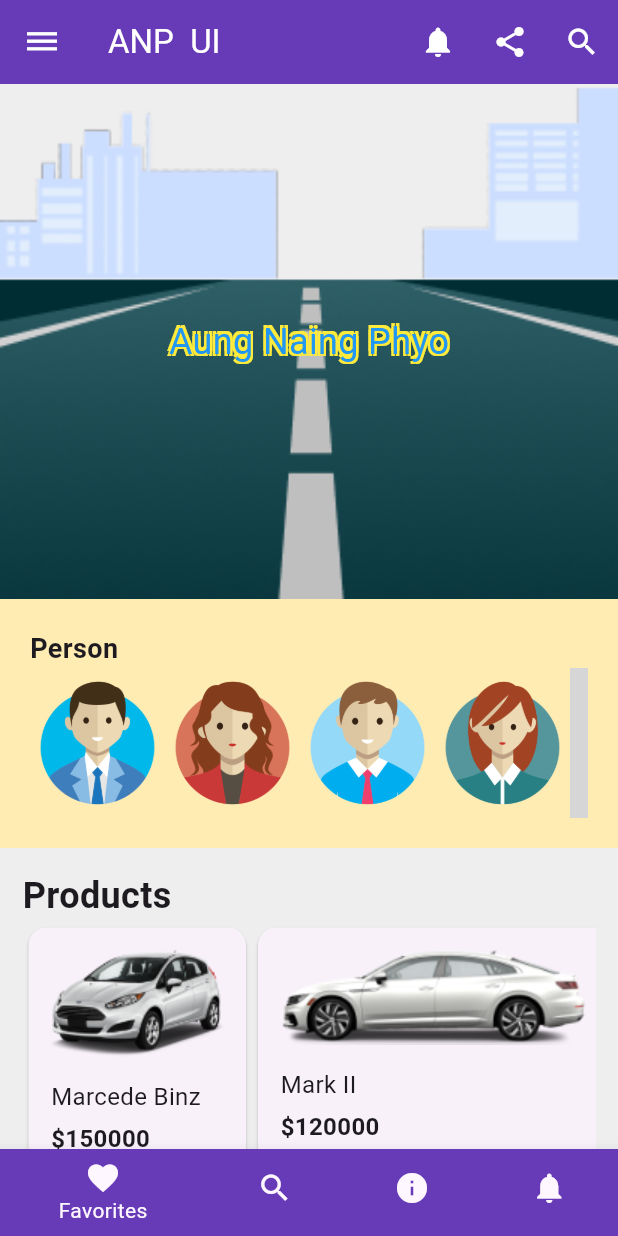
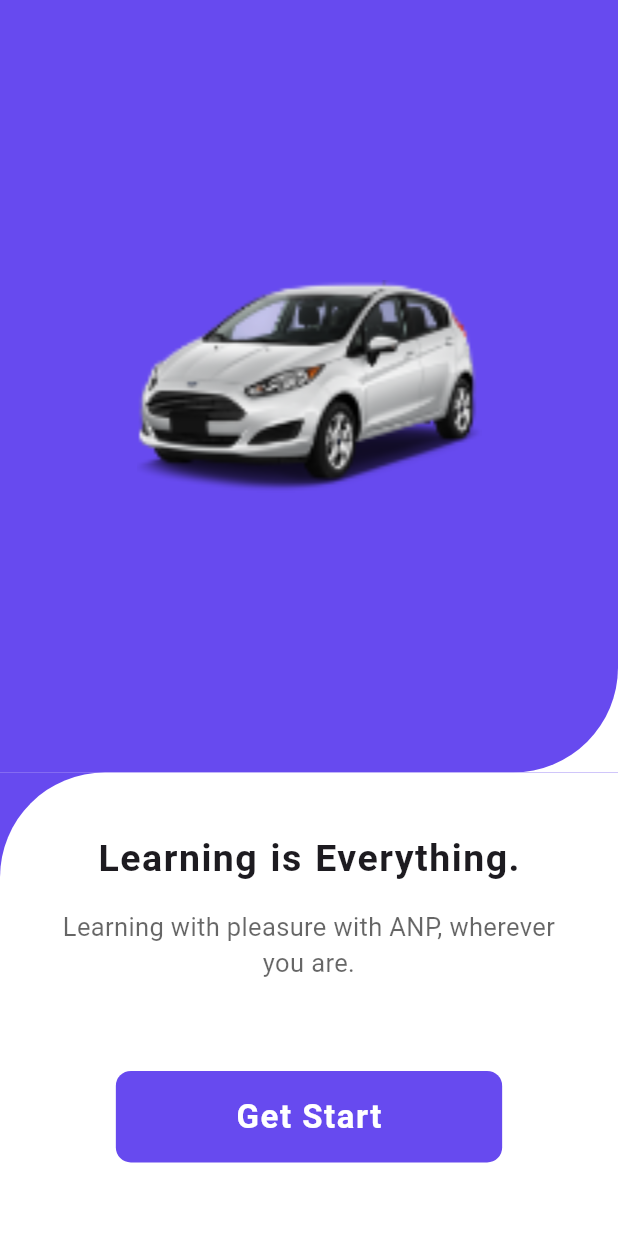
Before and after one commit to AungNaingPhyo2006/shwe_kabaw, a Flutter app: the screen it shows after launch, on a phone screen of 412 x 824 dp. Run offline on Flutter 3.47's test engine with Material 3 defaults, Android fonts, the phone set to English and light mode, and no system bars; our stand-ins replace dio, pretty_dio_logger, retrofit; generated files the repository leaves out were written again; grey boxes are pictures that could not be loaded.

Commit message:
Modify Splash and Home Screen

```diff
--- a/analysis_options.yaml
+++ b/analysis_options.yaml
@@ -7,7 +7,8 @@
 
 # The following line activates a set of recommended lints for Flutter apps,
 # packages, and plugins designed to encourage good coding practices.
-include: package:flutter_lints/flutter.yaml
+# include: package:flutter_lints/flutter.yaml
+# comment above line to remove blue lines in code
 
 linter:
   # The lint rules applied to this project can be customized in the
--- a/lib/main.dart
+++ b/lib/main.dart
@@ -1,9 +1,12 @@
 import 'package:flutter/material.dart';
-import 'package:shwe_kabaw/views/main_page.dart';
+import 'package:shwe_kabaw/network/api_service.dart';
+import 'package:provider/provider.dart';
+import 'package:shwe_kabaw/views/welcome_screen.dart';
 
 void main() {
   runApp(const MyApp());
 }
+
 
 class MyApp extends StatelessWidget {
   const MyApp({super.key});
@@ -11,16 +14,16 @@ class MyApp extends StatelessWidget {
   // This widget is the root of your application.
   @override
   Widget build(BuildContext context) {
-    return MaterialApp(
-      title: 'Aung Naing Phyo',
+    return Provider(
+      create: (context) => ApiService.create(),
+      child :MaterialApp(
       debugShowCheckedModeBanner: false,
       theme: ThemeData(
-        primarySwatch: Colors.deepPurple,
-        canvasColor: Colors.deepPurple,
-        colorScheme: ColorScheme.fromSeed(seedColor: Colors.deepPurple),
-        useMaterial3: true,
+        scaffoldBackgroundColor: Colors.white
       ),
-      home: const MainPage(),
+      home: const WelcomeScreen(),
+    )
     );
+
   }
 }
--- /dev/null
+++ b/lib/network/api_service.dart
@@ -0,0 +1,26 @@
+import 'package:dio/dio.dart';
+import 'package:pretty_dio_logger/pretty_dio_logger.dart';
+import 'package:retrofit/http.dart';
+import 'package:retrofit/retrofit.dart';
+import 'package:shwe_kabaw/network/model/task_model.dart';
+
+part 'api_service.g.dart';
+
+class Apis{
+  static const String photos = '/photos';
+}
+
+@RestApi(baseUrl: "https://jsonplaceholder.typicode.com/")
+
+abstract class ApiService{
+  factory ApiService(Dio dio, {String baseUrl}) = _ApiService;
+
+  static ApiService create() {
+    final dio = Dio();
+    dio.interceptors.add(PrettyDioLogger());
+    return ApiService(dio);
+  }
+
+  @GET(Apis.photos)
+  Future<List<TaskModel>> getTasks();
+}
--- /dev/null
+++ b/lib/network/model/task_model.dart
@@ -0,0 +1,31 @@
+import 'package:json_annotation/json_annotation.dart';
+
+part 'task_model.g.dart';
+// flutter pub run build_runner build
+@JsonSerializable()
+class TaskModel {
+ final int albumId;
+ final int id;
+ final String title;
+ final String url;
+ final String thumbnailUrl;
+
+ const TaskModel({
+    required this.albumId,
+    required this.id,
+    required this.title,
+    required this.url,
+    required this.thumbnailUrl
+  });
+
+  factory TaskModel.fromJson(Map<String,dynamic> json) {
+    return TaskModel(
+      id:json['id'],
+      albumId:json['albumId'],
+      title:json['title'],
+      url:json['url'],
+      thumbnailUrl: json['thumbnailUrl']);
+    }
+
+  // Map<String,dynamic> toJson () => TaskModelToJson(this);
+}
--- /dev/null
+++ b/lib/views/home_screen.dart
@@ -0,0 +1,46 @@
+import 'package:flutter/material.dart';
+
+class HomeScreen extends StatelessWidget {
+  const HomeScreen({super.key});
+
+  @override
+  Widget build(BuildContext context) {
+    return Scaffold(
+      body: ListView(
+        children: [
+          Container(
+            padding: EdgeInsets.only(top: 15, left: 15,right: 15,bottom: 10),
+            decoration: BoxDecoration(
+              color: Color(0xFF674AEF),
+              borderRadius: BorderRadius.only(
+                bottomLeft: Radius.circular(20),
+                bottomRight: Radius.circular(20)
+              )
+            ),
+            child: Column(
+              children: [
+                Row(
+                  mainAxisAlignment: MainAxisAlignment.spaceBetween,
+                  children: [
+                    Icon(Icons.dashboard,
+                    size: 30,
+                    color: Colors.white,),
+                     Icon(Icons.notifications,
+                    size: 30,
+                    color: Colors.white,)
+                  ],
+                ),
+                SizedBox(height: 20,),
+                Padding(padding: EdgeInsets.only(left: 3,bottom: 15),
+                child: Text("Hi ,Programmer", style: TextStyle(color:Colors.white,fontSize: 25, fontWeight: FontWeight.w600, letterSpacing: 1, wordSpacing: 1),),),
+
+              ],
+            ),
+          ),
+
+        ],
+      ),
+    );
+
+  }
+}
--- a/lib/views/main_page.dart
+++ /dev/null
@@ -1,101 +0,0 @@
-import "package:flutter/material.dart";
-import "package:shwe_kabaw/views/playGround/info_page.dart";
-import "package:shwe_kabaw/views/playGround/noti_page.dart";
-import "package:shwe_kabaw/views/playGround/page_one.dart";
-import "package:shwe_kabaw/views/playGround/search_page.dart";
-
-
-
-class MainPage extends StatefulWidget {
-  const MainPage({super.key});
-
-  @override
-  State<MainPage> createState() => _MainPageState();
-}
-
-class _MainPageState extends State<MainPage> {
-
- int _current = 0;
-
-  final List<Widget>_children = [
-    const PageOne(),
-    const SearchPage(),
-    const InfoPage(),
-    const  NotiPage()
-  ];
-
- void _onTabTapped (int index) {
-    setState(() {
-      _current = index;
-    });
- }
-
-  @override
-  Widget build(BuildContext context) {
-    return  Scaffold(
-      backgroundColor: Colors.blue[100],
-      appBar: AppBar(
-        backgroundColor: Colors.deepPurple,
-        leading: IconButton(
-          onPressed: () {
-            // ignore: avoid_print
-            print("Hello");
-          },
-          icon: const Icon(Icons.dehaze ,  color: Colors.white,),
-         ),
-        title: const Text("ANP  UI",
-        style: TextStyle(
-        color: Colors.white
-        )
-      ),
-        actions: [
-          IconButton(
-            onPressed: (){
-            // ignore: avoid_print
-            print(" I am Noti");
-          }, icon: const Icon(Icons.notifications , color: Colors.white,)
-          ),
-          IconButton(
-            onPressed: (){
-            // ignore: avoid_print
-            print("I am Share");
-          }, icon: const Icon(Icons.share , color: Colors.white,)
-          ),
-          IconButton(
-            onPressed: (){
-            // ignore: avoid_print
-            print("I am Search");
-          }, icon: const Icon(Icons.search , color: Colors.white,)
-          )
-        ],
-      ),
-
-      // body: const PageOne()
-      body: _children[_current],
-      bottomNavigationBar:  BottomNavigationBar(
-        currentIndex: _current,
-        onTap: _onTabTapped,
-        items:  const [
-           BottomNavigationBarItem(
-            icon:  Icon(Icons.favorite),
-            label: "Favorites",),
-
-            BottomNavigationBarItem(
-            icon:  Icon(Icons.search),
-            label: "Search",),
-
-            BottomNavigationBarItem(
-            icon:  Icon(Icons.info),
-            label: "Information",),
-
-            BottomNavigationBarItem(
-            icon:  Icon(Icons.notifications),
-            label: "Notification",),
-        ]
-      ),
-    );
-  }
-}
-
-// https://www.youtube.com/watch?v=IAkW-SdbLZQ&t=590s
-// 26:23
--- a/lib/views/playGround/info_page.dart
+++ /dev/null
@@ -1,10 +0,0 @@
-import 'package:flutter/material.dart';
-
-class InfoPage extends StatelessWidget {
-  const InfoPage({super.key});
-
-  @override
-  Widget build(BuildContext context) {
-    return const Center( child : Text("I am Info"));
-  }
-}
--- a/lib/views/playGround/noti_page.dart
+++ /dev/null
@@ -1,10 +0,0 @@
-import 'package:flutter/material.dart';
-
-class NotiPage extends StatelessWidget {
-  const NotiPage({super.key});
-
-  @override
-  Widget build(BuildContext context) {
-    return const Center(child:Text("I am Noti"));
-  }
-}
--- a/lib/views/playGround/page_one.dart
+++ /dev/null
@@ -1,194 +0,0 @@
-import 'package:flutter/material.dart';
-
-// class MyWidget extends StatefulWidget {
-//   const MyWidget({super.key});
-
-//   @override
-//   State<MyWidget> createState() => _PageOne();
-// }
-
-class PageOne extends StatelessWidget {
-  const PageOne({super.key});
-
-  @override
-  Widget build(BuildContext context) {
-    return  Container(
-      color:Colors.grey[200],
-      child:  ListView(
-        children:  [
-          const SizedBox(
-            width: double.infinity,
-            // child:  Image(image : AssetImage("assets/images/CityAndRoad.png", ) , fit: BoxFit.contain,),
-            child:  Stack(
-               alignment: Alignment.center,
-              children: [
-                Image(image : AssetImage("assets/images/CityAndRoad.png", ) , width: double.infinity, fit: BoxFit.cover,),
-                // Text("Aung Naing Phyo" , style:TextStyle( fontSize: 24, fontWeight: FontWeight.bold, color: Colors.white)),
-                Text("Aung Naing Phyo",
-                    style: TextStyle(
-                      inherit: true,
-                      fontSize: 24,
-                      color: Colors.blue,
-                      shadows: [
-                        Shadow( // bottomLeft
-                          offset: Offset(-1.5, -1.5),
-                          color: Colors.yellow
-                        ),
-                        Shadow( // bottomRight
-                          offset: Offset(1.5, -1.5),
-                          color: Colors.yellow
-                        ),
-                        Shadow( // topRight
-                          offset: Offset(1.5, 1.5),
-                          color: Colors.yellow
-                        ),
-                        Shadow( // topLeft
-                          offset: Offset(-1.5, 1.5),
-                          color: Colors.yellow
-                        ),
-                      ]
-                    ),
-                )
-
-              ],
-            )
-          ),
-            Container(
-            color: Colors.amber[100],
-            padding: const EdgeInsets.symmetric(vertical: 20 , horizontal: 20),
-            child:  Column(
-              crossAxisAlignment: CrossAxisAlignment.start,
-              children: [
-                const  Text('Person', style: TextStyle(fontSize: 18, fontWeight: FontWeight.bold),),
-                  SizedBox(
-                    height: 100, //အပေါ်မှာလည်း listView ရှိလို့ height ပါရမည်။
-                    child: ListView(
-                      scrollDirection: Axis.horizontal,
-                      children: const [
-                         Image(image: AssetImage("assets/icons/icon1.png"), width: 90, height:90),
-                         Image(image: AssetImage("assets/icons/icon2.png"),width: 90, height:90),
-                         Image(image: AssetImage("assets/icons/icon3.png"),width: 90, height:90),
-                         Image(image: AssetImage("assets/icons/icon4.png"),width: 90, height:90),
-                         Image(image: AssetImage("assets/icons/icon5.png"),width: 90, height:90),
-                      ],
-                    )
-                  )
-              ],
-            )
-
-          ),
-           Container(
-            padding: const EdgeInsets.all(15),
-            child : Column(
-              crossAxisAlignment: CrossAxisAlignment.start,
-              children: [
-               const Text("Products" , style: TextStyle( fontSize: 24, fontWeight: FontWeight.bold),),
-                SizedBox(
-                  height: 200,
-                  child: ListView(
-                    scrollDirection: Axis.horizontal,
-                    children: [
-                      Card(
-                        child: Container(
-                          // width:150,
-                          // height:100,
-                          // color: Colors.blue,
-                          padding :const EdgeInsets.all(15),
-                          child: const Column(
-                            crossAxisAlignment: CrossAxisAlignment.start,
-                            children: [
-                              Image(image: AssetImage("assets/images/Bitmap.png" , ),fit: BoxFit.fill, ),
-                              Padding(padding: EdgeInsets.only(top: 15),
-                               child: Text(
-                                "Marcede Binz",
-                                style: TextStyle(
-                                  fontSize: 16,
-                                ),
-                               ),
-                              ),
-                                Padding(padding: EdgeInsets.only(top: 5),
-                               child: Text(
-                                "\$150000",
-                                style: TextStyle(
-                                  fontSize: 16,
-                                  fontWeight: FontWeight.bold
-                                ),
-                               ),
-                              ),
-                              ]
-                          ),
-                        ),
-                      ),
-                      Card(
-                        child: Container(
-                          // width:150,
-                          // height:100,
-                          // color: Colors.blue,
-                          padding :const EdgeInsets.all(15),
-                          child: const Column(
-                            crossAxisAlignment: CrossAxisAlignment.start,
-                            children: [
-                              Image(image: AssetImage("assets/images/Normal.png" , ),fit: BoxFit.fill, ),
-                              Padding(padding: EdgeInsets.only(top: 15),
-                               child: Text(
-                                "Mark II",
-                                style: TextStyle(
-                                  fontSize: 16,
-                                ),
-                               ),
-                              ),
-                                Padding(padding: EdgeInsets.only(top: 5),
-                               child: Text(
-                                "\$120000",
-                                style: TextStyle(
-                                  fontSize: 16,
-                                  fontWeight: FontWeight.bold
-                                ),
-                               ),
-                              ),
-                              ]
-                          ),
-                        ),
-                      ),
-                      Card(
-                        child: Container(
-                          // width:150,
-                          // height:100,
-                          // color: Colors.blue,
-                          padding :const EdgeInsets.all(15),
-                          child: const Column(
-                            crossAxisAlignment: CrossAxisAlignment.start,
-                            children: [
-                              Image(image: AssetImage("assets/images/Family.png" , ),fit: BoxFit.fill, ),
-                              Padding(padding: EdgeInsets.only(top: 15),
-                               child: Text(
-                                "Range Rover",
-                                style: TextStyle(
-                                  fontSize: 16,
-                                ),
-                               ),
-                              ),
-                                Padding(padding: EdgeInsets.only(top: 5),
-                               child: Text(
-                                "\$110000",
-                                style: TextStyle(
-                                  fontSize: 16,
-                                  fontWeight: FontWeight.bold
-                                ),
-                               ),
-                              ),
-                              ]
-                          ),
-                        ),
-                      )
-                    ],
-                  ),
-                )
-              ],
-            )
-           )
-        ],
-      ),
-    );
-  }
-}
--- a/lib/views/playGround/search_page.dart
+++ /dev/null
@@ -1,15 +0,0 @@
-import 'package:flutter/material.dart';
-
-class SearchPage extends StatelessWidget {
-  const SearchPage({super.key});
-
-  @override
-  Widget build(BuildContext context) {
-    return Container(
-      color : Colors.grey[200],
-      child: const Center(
-      child: Text("I am Search"),
-    ),
-    );
-  }
-}
--- /dev/null
+++ b/lib/views/welcome_screen.dart
@@ -0,0 +1,129 @@
+import 'package:flutter/material.dart';
+import 'package:shwe_kabaw/views/home_screen.dart';
+import 'dart:async';
+
+class WelcomeScreen extends StatelessWidget {
+  const WelcomeScreen({Key? key}) : super(key: key);
+
+  @override
+  Widget build(BuildContext context) {
+    // <==========>
+     // Use a GlobalKey to access the Navigator state
+    final GlobalKey<NavigatorState> navigatorKey = GlobalKey<NavigatorState>();
+
+    // Function to navigate to HomeScreen after 5 seconds
+    void navigateToHomeScreen() {
+      Timer(Duration(seconds: 5), () {
+        navigatorKey.currentState?.pushReplacement(
+          MaterialPageRoute(builder: (context) => HomeScreen()),
+        );
+      });
+    }
+
+    // Call navigateToHomeScreen when the screen is built
+    WidgetsBinding.instance.addPostFrameCallback((_) {
+      navigateToHomeScreen();
+    });
+
+    //<==========>
+    return Material(
+      child: Container(
+        width: MediaQuery.of(context).size.width,
+        height: MediaQuery.of(context).size.height,
+        child: Stack(
+          children: [
+            Container(
+              width: MediaQuery.of(context).size.width,
+              height: MediaQuery.of(context).size.height / 1.6,
+              decoration: const BoxDecoration(
+                color: Colors.white,
+              ),
+            ),
+            Container(
+              width: MediaQuery.of(context).size.width,
+              height: MediaQuery.of(context).size.height / 1.6,
+              decoration: const BoxDecoration(
+                color: Color(0xff674AEF),
+                borderRadius: BorderRadius.only(
+                  bottomRight: Radius.circular(70),
+                ),
+              ),
+              child: Center(
+                child: Image.asset(
+                  "assets/images/car.png",
+                  scale: 0.5,
+                ),
+              ),
+            ),
+            Align(
+              alignment: Alignment.bottomCenter,
+              child: Container(
+                width: MediaQuery.of(context).size.width,
+                height: MediaQuery.of(context).size.height / 2.666,
+                decoration: const BoxDecoration(
+                  color: Color(0xff674AEF),
+                ),
+              ),
+            ),
+            Align(
+              alignment: Alignment.bottomCenter,
+              child: Container(
+                width: MediaQuery.of(context).size.width,
+                height: MediaQuery.of(context).size.height / 2.666,
+                padding: EdgeInsets.only(top: 40, bottom: 30),
+                decoration: const BoxDecoration(
+                  color: Colors.white,
+                  borderRadius: BorderRadius.only(
+                    topLeft: Radius.circular(70),
+                  ),
+                ),
+                child: Column(
+                  children: [
+                    Text(
+                      "Learning is Everything.",
+                      style: TextStyle(
+                        fontSize: 25,
+                        fontWeight: FontWeight.w600,
+                        letterSpacing: 1,
+                        wordSpacing: 1,
+                      ),
+                    ),
+                    SizedBox(height: 15,),
+                    Padding(padding: EdgeInsets.symmetric(horizontal: 40),
+                    child: Text("Learning with pleasure with ANP, wherever you are.",
+                    textAlign: TextAlign.center,
+                    style: TextStyle(fontSize: 17,color: Colors.black.withOpacity(0.6)),),
+                    ),
+                    SizedBox(height: 60,),
+                    Material(
+                      color: Color(0xFF674AEF),
+                      borderRadius: BorderRadius.circular(10),
+                      child: InkWell(
+                        onTap: () {
+                          Navigator.push(
+                            context,
+                            MaterialPageRoute(builder:
+                            (context) => HomeScreen()));
+                        },
+                        child: Container(
+                          padding: EdgeInsets.symmetric(vertical: 15, horizontal: 80),
+                          child: Text("Get Start", style: TextStyle(
+                            color :Colors.white,
+                            fontSize: 22,
+                            fontWeight: FontWeight.bold,
+                            letterSpacing: 1),),
+                        ),
+                      ),
+                    )
+                  ],
+                ),
+              ),
+            ),
+          ],
+        ),
+      ),
+    );
+  }
+}
+
+//https://www.youtube.com/watch?v=ucwBcTgxyME  12:9
```
Also changed, not shown: pubspec.yaml (+9 -0 lines), assets/images/CityAndRoad.png (deleted), assets/images/car.png (renamed from assets/images/Bitmap.png), lib/network/api_service.g.dart (added), lib/network/model/task_model.g.dart (added), pubspec.lock.
